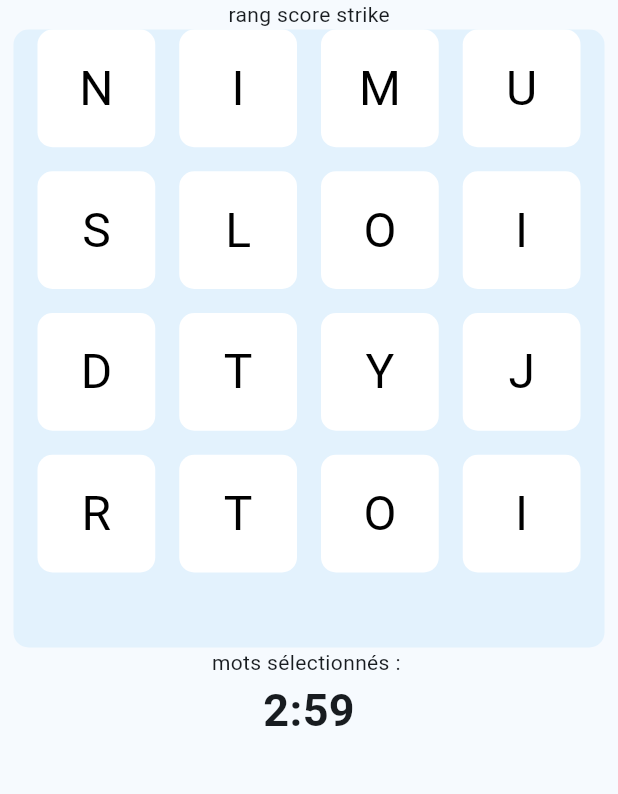
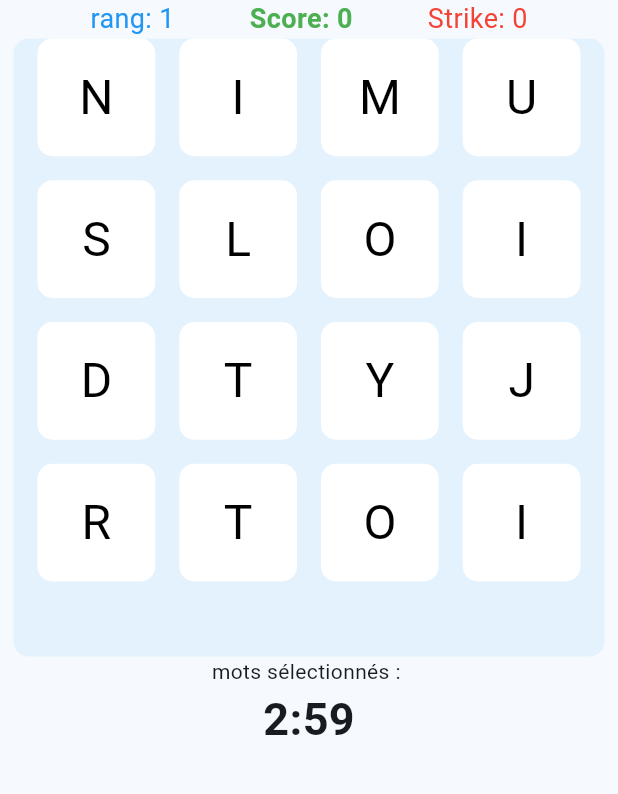
Before and after one commit to Akkuun/TER_L3_2023_Boggle_Mobile, a Flutter app: the GamePage widget shown alone on an empty page, opened directly, on a phone screen of 412 x 824 dp, the part 194-988 px from its top. Run offline on Flutter 3.47's test engine with Material 3 defaults, Android fonts, the phone set to English and light mode, and no system bars; missing offline and left inert: binary; Roboto replaces fonts that are missing (Jua).

Commit message:
scoreBoard

```diff
--- /dev/null
+++ b/devtools_options.yaml
@@ -0,0 +1 @@
+extensions:
--- a/lib/pages/game.dart
+++ b/lib/pages/game.dart
@@ -1,3 +1,5 @@
+// ignore_for_file: prefer_const_constructors
+
 import 'package:bouggr/components/btn.dart';
 import 'package:bouggr/components/grille.dart';
 import 'package:bouggr/components/timer.dart';
@@ -6,6 +8,8 @@ import 'package:bouggr/state.dart';
 import 'package:flutter/material.dart';
 import 'package:provider/provider.dart';
 import 'dart:math';
+import 'package:bouggr/utils/decode.dart';
+import 'package:bouggr/utils/dico.dart';
 
 class GamePage extends StatefulWidget {
   const GamePage({super.key});
@@ -18,7 +22,10 @@ class _GamePageState extends State<GamePage> {
   late BoggleGrille boggleGrille;
   List<String> previousWords = [];
   int score = 0;
+  int strikes = 0;
+  //String scoreText = 'Score: 0';
   int lastSelectedPosition = -1;
+  late Dictionary dictionary;
 
   @override
   void initState() {
@@ -50,17 +57,24 @@ class _GamePageState extends State<GamePage> {
       onWordSelectionEnd: endWordSelection,
       isWordValid: isWordValid,
     );
+    dictionary = Dictionary(
+        path: 'assets/dictionary/global.json',
+        decoder: Decoded(lang: generateLangCode()));
+    dictionary.load();
   }
 
   bool isWordValid(String word) {
     if (word.length < 3) {
       return false;
     }
-    return true; // TODO: vérifier validité mot
+    return dictionary.contain(word);
   }
 
   bool endWordSelection(String word) {
     if (previousWords.contains(word) || !isWordValid(word)) {
+      setState(() {
+        strikes++;
+      });
       return false;
     }
     updateScore(wordScore(word));
@@ -76,7 +90,20 @@ class _GamePageState extends State<GamePage> {
   }
 
   int wordScore(String word) {
-    return word.length; // TODO: calculer score d'un mot
+    int wordLength = word.length;
+    if (wordLength == 3 || wordLength == 4) {
+      return 1;
+    } else if (wordLength == 5) {
+      return 2;
+    } else if (wordLength == 6) {
+      return 3;
+    } else if (wordLength == 7) {
+      return 5;
+    } else if (wordLength >= 8) {
+      return 11;
+    } else {
+      return 0;
+    }
   }
 
   @override
@@ -101,18 +128,33 @@ class _GamePageState extends State<GamePage> {
                 fontWeight: FontWeight.w400,
               ),
             ),
-            const Row(
+
+            Row(
               mainAxisAlignment: MainAxisAlignment.center,
               children: [
-                Text('rang'), // Rang placeholder
-                Text(' score '), // Score placeholder
-                Text('strike'), // Strike placeholder
+                const Text(
+                  'rang: 1',
+                  style: TextStyle(fontSize: 18, color: Colors.blue),
+                ),
+                SizedBox(width: 50),
+                Text(
+                  'Score: $score',
+                  style: TextStyle(
+                      fontSize: 18,
+                      fontWeight: FontWeight.bold,
+                      color: Colors.green),
+                ),
+                SizedBox(width: 50),
+                Text(
+                  'Strike: $strikes',
+                  style: TextStyle(fontSize: 18, color: Colors.red),
+                ),
               ],
             ),
             boggleGrille,
-            const Text('mots sélectionnés : '), // TODO : remplacer par le mot courant
-            for (var word in previousWords)
-              Text(' $word '),
+            const Text(
+                'mots sélectionnés : '), // TODO : remplacer par le mot courant
+            for (var word in previousWords) Text(' $word '),
             BoggleTimer(), // Timer placeholder
           ],
         ),
```
